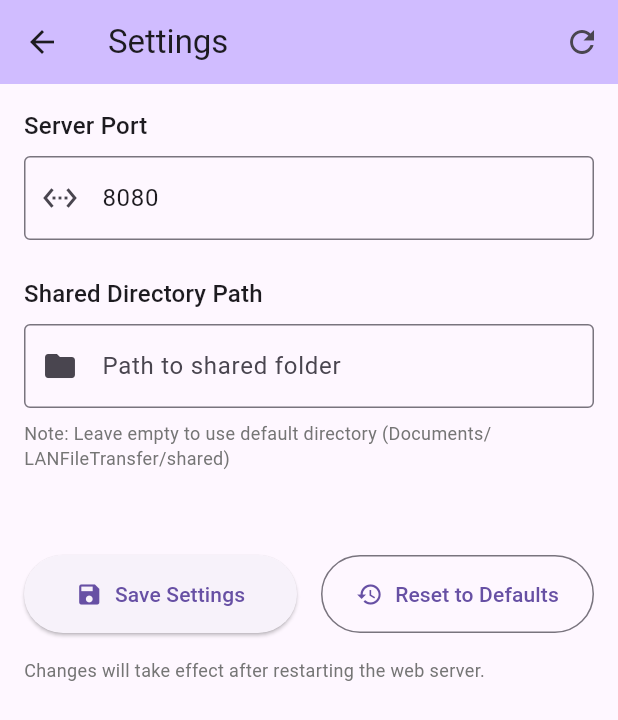
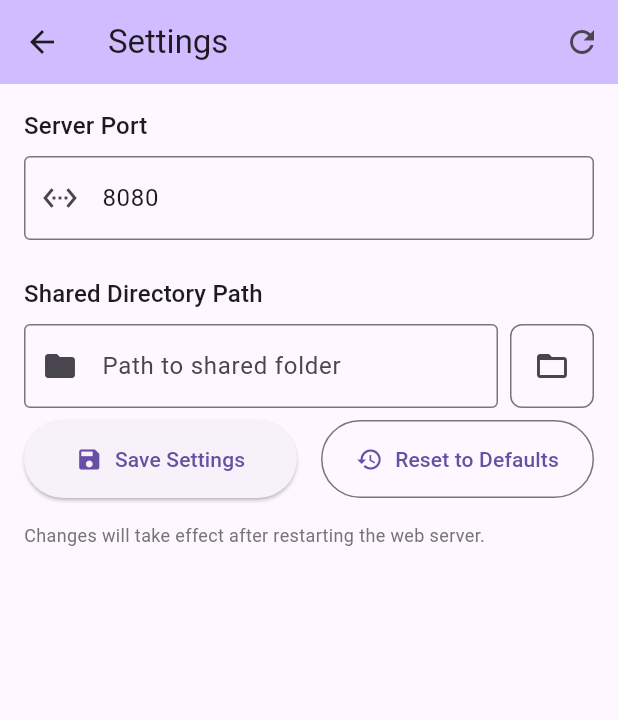
Before and after one commit to emeraldcodelines-ui/flutter-lan-fileshare, a Flutter app: the SettingsPage screen opened directly, on a phone screen of 412 x 824 dp. Shown: the top 720 px of the screen. Run offline on Flutter 3.47's test engine with Material 3 defaults, Android fonts, the phone set to English and light mode, and no system bars; our stand-ins replace file_picker, qr_flutter, shared_preferences; missing offline and left inert: lan_web_server; accounts and stored records are empty.

Commit message:
feat: add directory picker button to settings page using file_picker

```diff
--- a/lib/pages/settings_page.dart
+++ b/lib/pages/settings_page.dart
@@ -1,4 +1,5 @@
 import 'package:flutter/material.dart';
+import 'package:file_picker/file_picker.dart';
 import '../services/settings_service.dart';
 
 class SettingsPage extends StatefulWidget {
@@ -39,6 +40,15 @@ class _SettingsPageState extends State<SettingsPage> {
     }
   }
 
+  Future<void> _pickDirectory() async {
+    String? selectedDirectory = await FilePicker.platform.getDirectoryPath();
+    if (selectedDirectory != null && mounted) {
+      setState(() {
+        _sharedDirController.text = selectedDirectory;
+      });
+    }
+  }
+
   Future<void> _saveSettings() async {
     if (!_formKey.currentState!.validate()) return;
 
@@ -68,7 +78,6 @@ class _SettingsPageState extends State<SettingsPage> {
       _errorMessage = null;
       _successMessage = null;
     });
-
     try {
       await _settings.resetToDefaults();
       await _loadSettings(); // Reload controllers with defaults
@@ -126,7 +135,7 @@ class _SettingsPageState extends State<SettingsPage> {
                   children: [
                     // Port setting
                     Text('Server Port', style: Theme.of(context).textTheme.titleMedium),
-                    const SizedBox(height: 8),
+                    SizedBox(height: 8),
                     TextFormField(
                       controller: _portController,
                       decoration: const InputDecoration(
@@ -137,12 +146,15 @@ class _SettingsPageState extends State<SettingsPage> {
                       keyboardType: TextInputType.number,
                       validator: _validatePort,
                     ),
-                    const SizedBox(height: 24),
+                    SizedBox(height: 24),
 
                     // Shared directory setting
                     Text('Shared Directory Path', style: Theme.of(context).textTheme.titleMedium),
-                    const SizedBox(height: 8),
-                    TextFormField(
+                    SizedBox(height: 8),
+                    Row(
+                      children: [
+                        Expanded(
+                          child: TextFormField(
                             controller: _sharedDirController,
                             decoration: const InputDecoration(
                               hintText: 'Path to shared folder',
@@ -151,12 +163,23 @@ class _SettingsPageState extends State<SettingsPage> {
                             ),
                             validator: _validateSharedDir,
                           ),
-                    const SizedBox(height: 8),
-                    Text(
-                      'Note: Leave empty to use default directory (Documents/LANFileTransfer/shared)',
-                      style: TextStyle(color: Colors.grey[600], fontSize: 12),
                         ),
-                    const SizedBox(height: 32),
+                        SizedBox(width: 8),
+                        IconButton(
+                          icon: const Icon(Icons.folder_open),
+                          onPressed: _pickDirectory,
+                          tooltip: 'Pick directory',
+                          style: IconButton.styleFrom(
+                            padding: const EdgeInsets.all(16),
+                            shape: RoundedRectangleBorder(
+                              borderRadius: BorderRadius.circular(8),
+                              side: BorderSide(color: Theme.of(context).colorScheme.outline),
+                            ),
+                          ),
+                        ),
+                      ],
+                    ),
+                    SizedBox(height: 8),
 
                     // Messages
                     if (_errorMessage != null)
@@ -189,7 +212,6 @@ class _SettingsPageState extends State<SettingsPage> {
                           ],
                         ),
                       ),
-                    const SizedBox(height: 24),
 
                     // Buttons
                     Row(
@@ -218,6 +240,8 @@ class _SettingsPageState extends State<SettingsPage> {
                       ],
                     ),
                     const SizedBox(height: 16),
+
+                    // Note about changes
                     Text(
                       'Changes will take effect after restarting the web server.',
                       style: TextStyle(color: Colors.grey[600], fontSize: 12),
```
Lines whose indentation alone changed are shown as unchanged.
